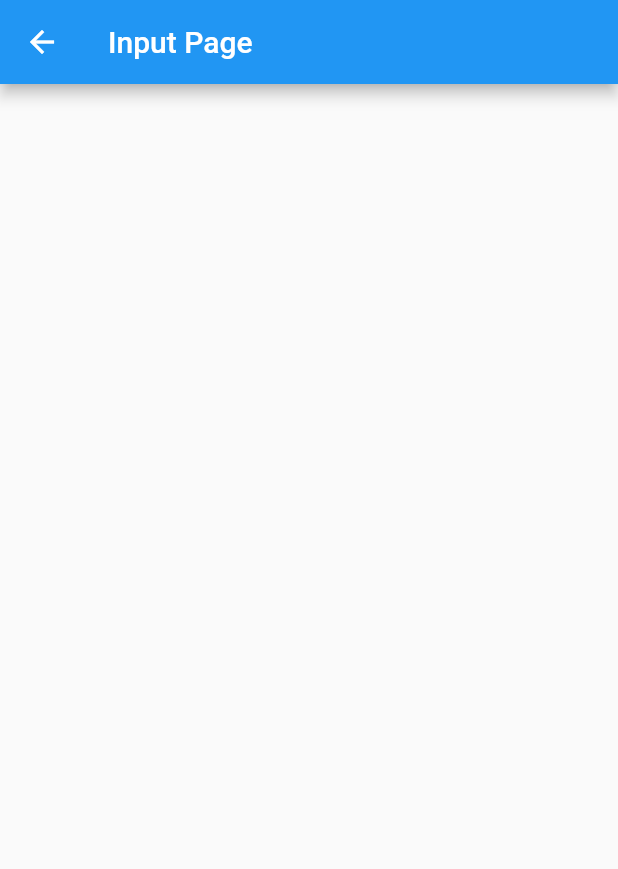
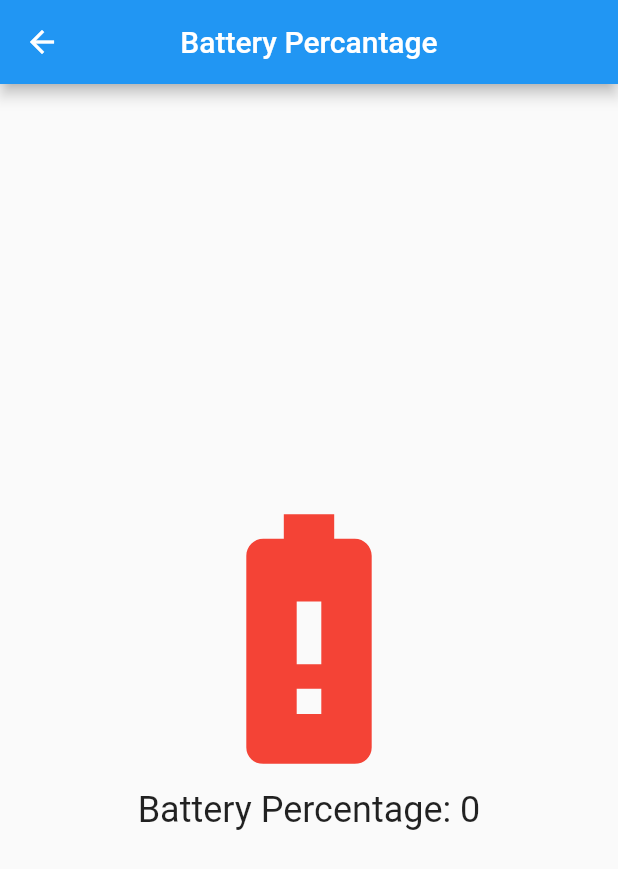
Before and after one commit to Akib7/broadcast_receiver, a Flutter app: the FourthPage screen opened directly, after a tap on "Continue", on a phone screen of 412 x 824 dp. Shown: the top 869 px of the screen. Run offline on Flutter 3.47's test engine with Material 2 defaults, Android fonts, the phone set to English and light mode, and no system bars; our stand-ins replace battery_plus, get; missing offline and left inert: flutter_broadcast_receiver.

Commit message:
Set the battery percatage part as well

```diff
--- /dev/null
+++ b/lib/battery_percantage.dart
@@ -0,0 +1,137 @@
+import 'dart:async';
+
+import 'package:battery_plus/battery_plus.dart';
+import 'package:flutter/material.dart';
+
+class BatteryPercantage extends StatefulWidget {
+  const BatteryPercantage({
+    Key? key,
+  }) : super(key: key);
+
+  @override
+  State<BatteryPercantage> createState() => _BatteryPercantageState();
+}
+
+class _BatteryPercantageState extends State<BatteryPercantage> {
+  var battery = Battery();
+  int percentage = 0;
+  late Timer timer;
+
+  // created a Batterystate of enum type
+  BatteryState batteryState = BatteryState.full;
+  late StreamSubscription streamSubscription;
+
+  @override
+  void initState() {
+    super.initState();
+    // calling the method to get battery state
+    getBatteryState();
+
+    // calling the method to get battery percentage
+    Timer.periodic(const Duration(seconds: 5), (timer) {
+      getBatteryPerentage();
+    });
+  }
+
+  // method created to display battery percent
+  void getBatteryPerentage() async {
+    final level = await battery.batteryLevel;
+    percentage = level;
+
+    setState(() {});
+  }
+
+  // method to know the state of the battery
+  void getBatteryState() {
+    streamSubscription = battery.onBatteryStateChanged.listen((state) {
+      batteryState = state;
+
+      setState(() {});
+    });
+  }
+
+// Custom widget to add different states of battery
+// ignore: non_constant_identifier_names
+  Widget BatteryBuild(BatteryState state) {
+    switch (state) {
+
+      // first case is for battery full state
+      // then it will show green in color
+      case BatteryState.full:
+        // ignore: sized_box_for_whitespace
+        return Container(
+          width: 200,
+          height: 200,
+
+          // ignore: prefer_const_constructors
+          child: (Icon(
+            Icons.battery_full,
+            size: 200,
+            color: Colors.blue,
+          )),
+        );
+
+      // Second case is when battery is charging
+      // then it will show blue in color
+      case BatteryState.charging:
+
+        // ignore: sized_box_for_whitespace
+        return Container(
+          width: 200,
+          height: 200,
+
+          // ignore: prefer_const_constructors
+          child: (Icon(
+            Icons.battery_charging_full,
+            size: 200,
+            color: Colors.blue,
+          )),
+        );
+
+      // third case is when the battery is
+      // discharged then it will show red in color
+      case BatteryState.discharging:
+      default:
+
+        // ignore: sized_box_for_whitespace
+        return Container(
+          width: 200,
+          height: 200,
+
+          // ignore: prefer_const_constructors
+          child: (Icon(
+            Icons.battery_alert,
+            size: 200,
+            color: Colors.red,
+          )),
+        );
+    }
+  }
+
+  @override
+  Widget build(BuildContext context) {
+    return Scaffold(
+      appBar: AppBar(
+        title: const Text(
+          'Battery Percantage',
+        ),
+        centerTitle: true,
+      ),
+      body: Center(
+        child: Column(
+          mainAxisAlignment: MainAxisAlignment.center,
+          children: [
+            // calling the custom widget
+            BatteryBuild(batteryState),
+
+            // Displaying battery percentage
+            Text(
+              'Battery Percentage: $percentage',
+              style: const TextStyle(fontSize: 24),
+            )
+          ],
+        ),
+      ),
+    );
+  }
+}
--- a/lib/fourth_page.dart
+++ b/lib/fourth_page.dart
@@ -1,7 +1,8 @@
-import 'package:broadcast_receiver/input.dart';
 import 'package:flutter/material.dart';
 import 'package:flutter_broadcast_receiver/flutter_broadcast_receiver.dart';
 import 'package:get/get.dart';
+
+import 'battery_percantage.dart';
 
 class FourthPage extends StatefulWidget {
   const FourthPage({Key? key}) : super(key: key);
@@ -17,12 +18,12 @@ class _FourthPageState extends State<FourthPage> {
     //     arguments: _counter.toString());
     BroadcastReceiver().subscribe<String>("BROADCAST_RECEIVER_DEMO",
         (String message) {
-      print("BroadcastReceiver() data => $message");
+      // print("BroadcastReceiver() data => $message");
       Text(message);
       // final snackBar = SnackBar(content: Text('Initial broadcast $message'));
       // ScaffoldMessenger.of(context).showSnackBar(snackBar);
     });
-    Get.to(() => InputWidget());
+    Get.to(() => const BatteryPercantage());
     BroadcastReceiver().publish<String>("BROADCAST_RECEIVER_DEMO",
         arguments: inputController.text);
   }
--- a/lib/second_page.dart
+++ b/lib/second_page.dart
@@ -17,7 +17,7 @@ class _SecondPageState extends State<SecondPage> {
     //     arguments: _counter.toString());
     BroadcastReceiver().subscribe<String>("BROADCAST_RECEIVER_DEMO",
         (String message) {
-      print("BroadcastReceiver() data => $message");
+      // print("BroadcastReceiver() data => $message");
       Text(message);
       // final snackBar = SnackBar(content: Text('Initial broadcast $message'));
       // ScaffoldMessenger.of(context).showSnackBar(snackBar);
```
Also changed, not shown: lib/main.dart (+24 -27 lines), lib/third_page.dart (+35 -15 lines), pubspec.yaml (+1 -6 lines), pubspec.lock.
